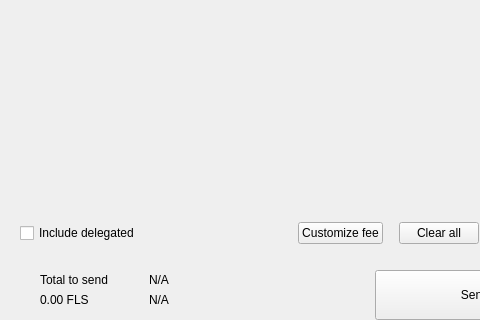
Before: the Qt Designer form src/qt/fls/forms/send.ui in Liquid369/blank, drawn with Qt 5; both pictures show x 0 to 480 and y 380 to 700 of the 893 by 700 pixel window.
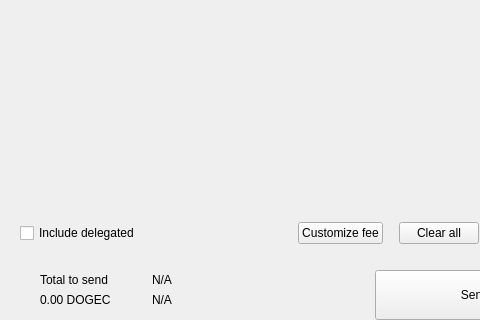
After: the same form once the commit is applied. Custom widgets are drawn as their Qt base class.

```diff
--- a/src/qt/fls/forms/send.ui
+++ b/src/qt/fls/forms/send.ui
@@ -578,7 +578,7 @@
                      <item>
                       <widget class="QLabel" name="labelAmountSend">
                        <property name="text">
-                        <string notr="true">0.00 FLS</string>
+                        <string notr="true">0.00 DOGEC</string>
                        </property>
                       </widget>
                      </item>
```
Left out of the diff: 2 changed lines with no effect on the pictures.
